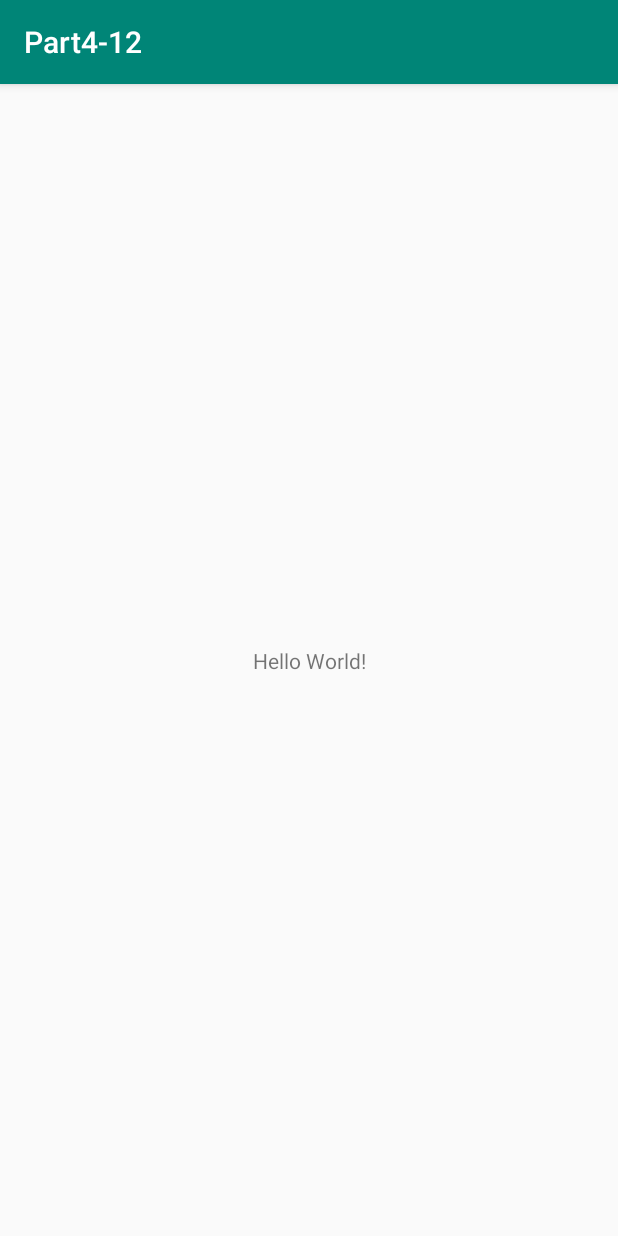
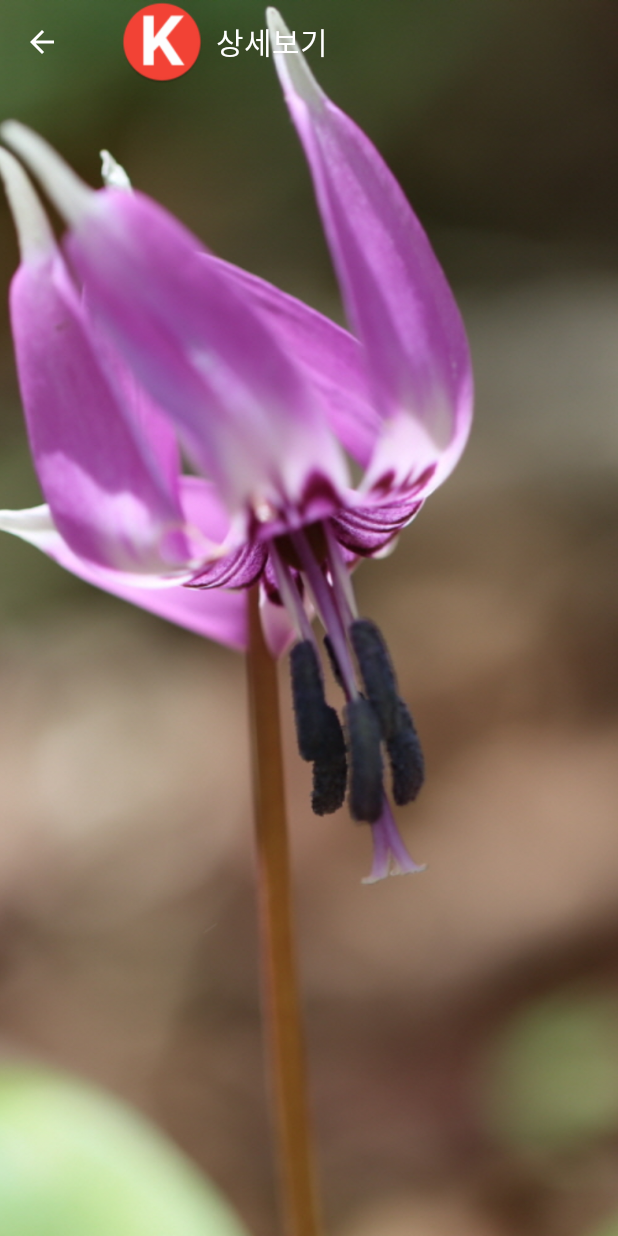
Before and after one commit to scw3812/AndroidStudy, an Android app: the screen it shows after launch (MainActivity), on a phone screen of 412 x 824 dp. Run offline under Robolectric (Android 15) with nearby library versions, the phone set to English and light mode, and no system bars.

Commit message:
part 4-12 ActionBar

```diff
--- a/part4-12/src/main/AndroidManifest.xml
+++ b/part4-12/src/main/AndroidManifest.xml
@@ -9,7 +9,9 @@
         android:roundIcon="@mipmap/ic_launcher_round"
         android:supportsRtl="true"
         android:theme="@style/AppTheme">
-        <activity android:name=".MainActivity">
+        <activity android:name=".MainActivity"
+            android:label="상세보기"
+            android:theme="@style/MainTheme">
             <intent-filter>
                 <action android:name="android.intent.action.MAIN" />
 
--- a/part4-12/src/main/java/com/example/part4_12/MainActivity.java
+++ b/part4-12/src/main/java/com/example/part4_12/MainActivity.java
@@ -1,8 +1,12 @@
 package com.example.part4_12;
 
+import androidx.annotation.NonNull;
+import androidx.appcompat.app.ActionBar;
 import androidx.appcompat.app.AppCompatActivity;
 
 import android.os.Bundle;
+import android.view.MenuItem;
+import android.widget.Toast;
 
 public class MainActivity extends AppCompatActivity {
 
@@ -10,5 +14,19 @@ public class MainActivity extends AppCompatActivity {
     protected void onCreate(Bundle savedInstanceState) {
         super.onCreate(savedInstanceState);
         setContentView(R.layout.activity_main);
+
+        ActionBar actionBar = getSupportActionBar();
+        actionBar.setDisplayShowHomeEnabled(true);
+        actionBar.setDisplayHomeAsUpEnabled(true);
+        actionBar.setIcon(R.drawable.icon);
+    }
+
+    @Override
+    public boolean onOptionsItemSelected(@NonNull MenuItem item) {
+        if(item.getItemId() == android.R.id.home){
+            Toast.makeText(this , "HOME AS UP Click", Toast.LENGTH_SHORT).show();
+            return true;
+        }
+        return super.onOptionsItemSelected(item);
     }
 }
--- a/part4-12/src/main/res/layout/activity_main.xml
+++ b/part4-12/src/main/res/layout/activity_main.xml
@@ -1,18 +1,13 @@
 <?xml version="1.0" encoding="utf-8"?>
-<androidx.constraintlayout.widget.ConstraintLayout xmlns:android="http://schemas.android.com/apk/res/android"
-    xmlns:app="http://schemas.android.com/apk/res-auto"
-    xmlns:tools="http://schemas.android.com/tools"
+<LinearLayout xmlns:android="http://schemas.android.com/apk/res/android"
+    android:id="@+id/activity_main"
     android:layout_width="match_parent"
     android:layout_height="match_parent"
-    tools:context=".MainActivity">
-
-    <TextView
+    android:orientation="vertical">
+    <ImageView
         android:layout_width="wrap_content"
         android:layout_height="wrap_content"
-        android:text="Hello World!"
-        app:layout_constraintBottom_toBottomOf="parent"
-        app:layout_constraintLeft_toLeftOf="parent"
-        app:layout_constraintRight_toRightOf="parent"
-        app:layout_constraintTop_toTopOf="parent" />
+        android:scaleType="centerCrop"
+        android:src="@drawable/img"/>
 
-</androidx.constraintlayout.widget.ConstraintLayout>
+</LinearLayout>
--- a/part4-12/src/main/res/values/styles.xml
+++ b/part4-12/src/main/res/values/styles.xml
@@ -8,4 +8,11 @@
         <item name="colorAccent">@color/colorAccent</item>
     </style>
 
+    <style name="MainTheme" parent="Theme.AppCompat.Light.DarkActionBar">
+        <item name="colorPrimary">#00000000</item>
+        <item name="colorPrimaryDark">@color/colorPrimaryDark</item>
+        <item name="colorAccent">@color/colorAccent</item>
+        <item name="windowActionBarOverlay">true</item>
+    </style>
+
 </resources>
```
Also changed, not shown: part4-12/src/main/res/drawable/ic_menu_1.png (added), part4-12/src/main/res/drawable/ic_menu_2.png (added), part4-12/src/main/res/drawable/icon.png (added), part4-12/src/main/res/drawable/img.jpg (added), part4-12/src/main/res/drawable/img2.jpg (added).
